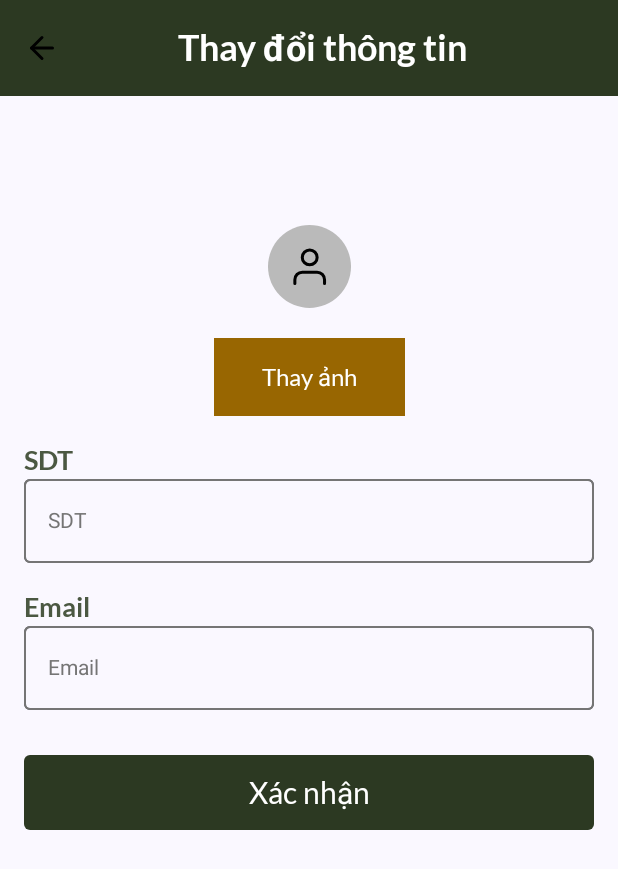
After one commit to thinh-anddev/booking-hotel, an Android app built with Jetpack Compose: the composable ChangeInformationScreen shown on its own in the app's theme, on a phone screen of 412 x 824 dp. The commit adds this screen. Shown: the top 869 px of the screen. Run offline under Robolectric (Android 15) with nearby library versions, the phone set to English and light mode, and no system bars; our stand-ins replace Dagger/Hilt's generated code, livedata-compose; pictures from the network do not load.

Commit message:
implement account func

```diff
--- a/app/src/main/java/com/example/booking_hotel/domain/repository/UserRepository.kt
+++ b/app/src/main/java/com/example/booking_hotel/domain/repository/UserRepository.kt
@@ -1,7 +1,9 @@
 package com.example.booking_hotel.domain.repository
 
+import com.example.booking_hotel.data.remote.dto.ChangePasswordRequest
 import com.example.booking_hotel.data.remote.dto.GetUserResponse
 import com.example.booking_hotel.data.remote.dto.LoginResponse
+import com.example.booking_hotel.data.remote.dto.UpdateUserRequest
 import com.example.booking_hotel.domain.model.User
 
 interface UserRepository {
@@ -14,4 +16,12 @@ interface UserRepository {
     suspend fun getUserById(
         id: Long
     ): GetUserResponse?
+    suspend fun updateUser(
+        id: Long,
+        updateUserRequest: UpdateUserRequest
+    ): String
+    suspend fun changePassword(
+        id: Long,
+        changePasswordRequest: ChangePasswordRequest
+    ): String
 }
--- a/app/src/main/java/com/example/booking_hotel/helper/Constant.kt
+++ b/app/src/main/java/com/example/booking_hotel/helper/Constant.kt
@@ -2,7 +2,7 @@ package com.example.booking_hotel.helper
 
 object Constant {
     //emulator (check ipconfig)
-    const val BASE_URL = "http://192.168.5.172:8081/"
+    const val BASE_URL = "http://192.168.1.4:8081/"
     const val PROPERTY = "PROPERTY"
 
     //search hotel
@@ -19,4 +19,6 @@ object Constant {
     const val LOGIN = "login"
     //get user
     const val GET_USER = "getUser"
+    const val UPDATE_USER = "updateUser"
+    const val CHANGE_PASSWORD = "changePassword"
 }
--- a/app/src/main/java/com/example/booking_hotel/helper/SharedPreferencesHelper.kt
+++ b/app/src/main/java/com/example/booking_hotel/helper/SharedPreferencesHelper.kt
@@ -29,6 +29,8 @@ class SharedPreferencesHelper @Inject constructor(
     }
     @SuppressLint("CommitPrefEdits")
     fun logout() {
-        sharedPreferences.edit().putBoolean(KEY_IS_LOGGED_IN, false)
+        sharedPreferences.edit()
+            .putBoolean(KEY_IS_LOGGED_IN, false)
+            .putLong(USER_ID, 1L).apply()
     }
 }
--- /dev/null
+++ b/app/src/main/java/com/example/booking_hotel/presentation/account/change_information/ChangeInformationScreen.kt
@@ -0,0 +1,214 @@
+package com.example.booking_hotel.presentation.account.change_information
+
+import android.annotation.SuppressLint
+import android.net.Uri
+import android.util.Log
+import androidx.activity.compose.rememberLauncherForActivityResult
+import androidx.activity.result.contract.ActivityResultContracts
+import androidx.compose.foundation.Image
+import androidx.compose.foundation.background
+import androidx.compose.foundation.clickable
+import androidx.compose.foundation.layout.Arrangement
+import androidx.compose.foundation.layout.Box
+import androidx.compose.foundation.layout.Column
+import androidx.compose.foundation.layout.Spacer
+import androidx.compose.foundation.layout.fillMaxHeight
+import androidx.compose.foundation.layout.fillMaxSize
+import androidx.compose.foundation.layout.fillMaxWidth
+import androidx.compose.foundation.layout.height
+import androidx.compose.foundation.layout.padding
+import androidx.compose.foundation.layout.size
+import androidx.compose.foundation.shape.RoundedCornerShape
+import androidx.compose.material3.ExperimentalMaterial3Api
+import androidx.compose.material3.IconButton
+import androidx.compose.material3.Scaffold
+import androidx.compose.material3.Text
+import androidx.compose.material3.TextButton
+import androidx.compose.material3.TopAppBar
+import androidx.compose.material3.TopAppBarDefaults
+import androidx.compose.runtime.Composable
+import androidx.compose.runtime.getValue
+import androidx.compose.runtime.livedata.observeAsState
+import androidx.compose.ui.Alignment
+import androidx.compose.ui.Modifier
+import androidx.compose.ui.draw.clip
+import androidx.compose.ui.graphics.Color
+import androidx.compose.ui.res.painterResource
+import androidx.compose.ui.text.TextStyle
+import androidx.compose.ui.text.font.Font
+import androidx.compose.ui.text.font.FontFamily
+import androidx.compose.ui.tooling.preview.Preview
+import androidx.compose.ui.unit.dp
+import androidx.compose.ui.unit.sp
+import androidx.hilt.navigation.compose.hiltViewModel
+import androidx.navigation.NavController
+import androidx.navigation.compose.rememberNavController
+import coil.compose.rememberAsyncImagePainter
+import com.example.booking_hotel.R
+import com.example.booking_hotel.presentation.account.AccountViewModel
+import com.example.booking_hotel.presentation.account.component.ButtonChangeImage
+import com.example.booking_hotel.presentation.register.components.InputText
+import com.example.booking_hotel.ui.theme.Color_4B5842
+import com.example.booking_hotel.ui.theme.TextColor
+
+@SuppressLint("UnusedMaterial3ScaffoldPaddingParameter")
+@OptIn(ExperimentalMaterial3Api::class)
+@Composable
+fun ChangeInformationScreen(
+    navController: NavController,
+    viewModel: AccountViewModel = hiltViewModel(),
+    modifier: Modifier = Modifier
+) {
+    val avatar by viewModel.avatar.observeAsState()
+    val contact by viewModel.contact.observeAsState()
+    val email by viewModel.email.observeAsState()
+    val imagePickerLauncher = rememberLauncherForActivityResult(
+        contract = ActivityResultContracts.GetContent()
+    ) { uri: Uri? ->
+        Log.d("zzzzz", uri.toString())
+        Log.d("zzzzz", avatar.toString())
+        viewModel.onImageUriSelected(uri!!)
+    }
+    Scaffold(
+        modifier = modifier
+            .fillMaxSize()
+            .background(Color.White),
+        topBar = {
+            TopAppBar(
+                title = {
+                    Box(
+                        modifier = Modifier.fillMaxWidth(),
+                        contentAlignment = Alignment.Center
+                    ) {
+                        Text(
+                            text = "Thay đổi thông tin",
+                            style = TextStyle(
+                                color = Color.White,
+                                fontFamily = FontFamily(Font(R.font.lato_bold)),
+                                fontSize = 24.sp
+                            ),
+                            modifier = Modifier.padding(end = 30.dp)
+                        )
+                    }
+                },
+                navigationIcon = {
+                    IconButton(onClick = { navController.popBackStack() }) {
+                        Image(painterResource(id = R.drawable.ic_back_1), contentDescription = null)
+                    }
+                },
+                colors = TopAppBarDefaults.topAppBarColors(containerColor = TextColor)
+            )
+        }
+    ) {
+        Column(
+            modifier = Modifier
+        ) {
+            Column(
+                modifier = Modifier
+                    .padding(horizontal = 16.dp)
+                    .padding(top = 150.dp)
+                    .padding(bottom = 20.dp),
+                horizontalAlignment = Alignment.CenterHorizontally,
+                verticalArrangement = Arrangement.SpaceBetween
+            ) {
+                Column(
+                    modifier = Modifier.fillMaxWidth(),
+                    horizontalAlignment = Alignment.Start,
+                    verticalArrangement = Arrangement.Center
+                ) {
+                    avatar?.let {
+                        Column(
+                            modifier = Modifier
+                                .fillMaxWidth(),
+                            horizontalAlignment = Alignment.CenterHorizontally
+                        ) {
+                            Box(
+                                modifier = Modifier.size(55.dp),
+                                contentAlignment = Alignment.Center
+                            ) {
+                                Log.d("avaaaaaa", avatar.toString())
+                                if (it != "") {
+                                    Image(
+                                        painter = rememberAsyncImagePainter(it),
+                                        contentDescription = null
+                                    )
+                                } else {
+                                    Image(
+                                        painter = painterResource(id = R.drawable.ic_profile),
+                                        contentDescription = null
+                                    )
+                                }
+                            }
+                            Spacer(modifier = Modifier.height(20.dp))
+                            ButtonChangeImage(text = "Thay ảnh", onClick = {
+                                imagePickerLauncher.launch("image/*")
+                            })
+                        }
+                    }
+                    Spacer(modifier = Modifier.height(18.dp))
+                    Text(
+                        text = "SDT", style = TextStyle(
+                            color = Color_4B5842,
+                            fontFamily = FontFamily(Font(R.font.lato_bold)),
+                            fontSize = 18.sp
+                        )
+                    )
+                    Spacer(modifier = Modifier.height(2.dp))
+                    InputText(
+                        text = contact!!,
+                        onValueChange = { viewModel.onContactChange(it) },
+                        placeHolder = "SDT",
+                        isPassword = false,
+                        hasError = false
+                    )
+                    Spacer(modifier = Modifier.height(18.dp))
+                    Text(
+                        text = "Email", style = TextStyle(
+                            color = Color_4B5842,
+                            fontFamily = FontFamily(Font(R.font.lato_bold)),
+                            fontSize = 18.sp
+                        )
+                    )
+                    Spacer(modifier = Modifier.height(2.dp))
+                    InputText(
+                        text = email!!,
+                        onValueChange = { viewModel.onEmailChange(it) },
+                        placeHolder = "Email",
+                        isPassword = false,
+                        hasError = false
+                    )
+                }
+                Spacer(modifier = Modifier.height(30.dp))
+                Box(
+                    modifier = Modifier
+                        .fillMaxWidth()
+                        .height(50.dp)
+                        .clip(RoundedCornerShape(4.dp))
+                        .background(TextColor)
+                        .clickable {
+                            viewModel.updateUser(navController)
+                        },
+                    contentAlignment = Alignment.Center
+                ) {
+                    Text(
+                        text = "Xác nhận",
+                        style = TextStyle(
+                            fontSize = 20.sp,
+                            fontFamily = FontFamily(Font(R.font.lato_regular)),
+                            color = Color.White
+                        )
+                    )
+                }
+            }
+        }
+    }
+}
+
+@Preview(showBackground = true)
+@Composable
+fun ChangeInformationScreenPreview(
+
+) {
+    val navController = rememberNavController()
+    ChangeInformationScreen(navController = navController)
+}
--- a/app/src/main/java/com/example/booking_hotel/presentation/account/component/AccounItem.kt
+++ b/app/src/main/java/com/example/booking_hotel/presentation/account/component/AccounItem.kt
@@ -2,9 +2,11 @@ package com.example.booking_hotel.presentation.account.component
 
 import android.widget.ImageView
 import androidx.compose.foundation.Image
+import androidx.compose.foundation.background
 import androidx.compose.foundation.border
 import androidx.compose.foundation.clickable
 import androidx.compose.foundation.layout.Arrangement
+import androidx.compose.foundation.layout.Column
 import androidx.compose.foundation.layout.Row
 import androidx.compose.foundation.layout.fillMaxWidth
 import androidx.compose.foundation.layout.height
@@ -26,6 +28,7 @@ import androidx.compose.ui.viewinterop.AndroidView
 import com.bumptech.glide.Glide
 import com.bumptech.glide.request.RequestOptions
 import com.example.booking_hotel.R
+import com.example.booking_hotel.ui.theme.Color_986601
 import com.example.booking_hotel.ui.theme.Grey_1
 
 @Composable
@@ -72,3 +75,29 @@ fun GlideImage(
         }
     )
 }
+
+@Composable
+fun ButtonChangeImage(
+    modifier: Modifier = Modifier,
+    text: String,
+    onClick: () -> Unit
+) {
+    Column(
+        modifier = modifier
+            .background(Color_986601)
+            .clip(RoundedCornerShape(4.dp))
+            .clickable { onClick.invoke() },
+        horizontalAlignment = Alignment.CenterHorizontally,
+        verticalArrangement = Arrangement.Center
+    ) {
+        Text(
+            text = text, style = TextStyle(
+                color = Color.White,
+                fontFamily = FontFamily(Font(R.font.lato_regular)),
+                fontSize = 16.sp
+            ), modifier = Modifier
+                .padding(horizontal = 32.dp)
+                .padding(vertical = 16.dp)
+        )
+    }
+}
--- a/app/src/main/java/com/example/booking_hotel/presentation/intro/IntroViewModel.kt
+++ b/app/src/main/java/com/example/booking_hotel/presentation/intro/IntroViewModel.kt
@@ -1,5 +1,6 @@
 package com.example.booking_hotel.presentation.intro
 
+import android.util.Log
 import androidx.lifecycle.LiveData
 import androidx.lifecycle.MutableLiveData
 import androidx.lifecycle.ViewModel
--- a/app/src/main/java/com/example/booking_hotel/presentation/navgraph/Route.kt
+++ b/app/src/main/java/com/example/booking_hotel/presentation/navgraph/Route.kt
@@ -12,6 +12,8 @@ sealed class Route(
     data object OrderScreen : Route("OrderScreen")
     data object AccountScreen : Route("AccountScreen")
     data object NavigatorScreen : Route("NavigatorScreen")
+    data object ChangeInformationScreen : Route("ChangeInformationScreen")
+    data object ChangePasswordScreen : Route("ChangePasswordScreen")
     data object ConfirmOrderScreen : Route("ConfirmOrderScreen/{checkInDate}/{checkOutDate}/{numberNight}/{price}") {
         fun passData(
             checkInDate: String,
--- /dev/null
+++ b/app/src/main/res/drawable/ic_profile.xml
@@ -0,0 +1,21 @@
+<vector xmlns:android="http://schemas.android.com/apk/res/android"
+    android:width="98dp"
+    android:height="98dp"
+    android:viewportWidth="98"
+    android:viewportHeight="98">
+    <path
+        android:fillColor="#FFBABABA"
+        android:pathData="M49 0A49 49 0 1 0 49 98 49 49 0 1 0 49 0z"/>
+    <path
+        android:strokeColor="#FF000000"
+        android:strokeWidth="3.59"
+        android:strokeLineCap="round"
+        android:strokeLineJoin="round"
+        android:pathData="M66.76 68.95v-4.38c0-2.33-0.92-4.55-2.57-6.2-1.64-1.64-3.87-2.57-6.2-2.57H40.48c-2.33 0-4.56 0.93-6.2 2.57-1.64 1.65-2.57 3.87-2.57 6.2v4.38"/>
+    <path
+        android:strokeColor="#FF000000"
+        android:strokeWidth="3.59"
+        android:strokeLineCap="round"
+        android:strokeLineJoin="round"
+        android:pathData="M49.23 47.04c4.84 0 8.77-3.92 8.77-8.76s-3.93-8.77-8.77-8.77-8.76 3.93-8.76 8.77 3.92 8.76 8.76 8.76Z"/>
+</vector>
```
Also changed, not shown: app/src/main/java/com/example/booking_hotel/data/remote/UserAPI.kt (+14 -0 lines), app/src/main/java/com/example/booking_hotel/data/remote/dto/ChangePasswordRequest.kt (added, +7 -0 lines), app/src/main/java/com/example/booking_hotel/data/remote/dto/UpdateUserRequest.kt (added, +7 -0 lines), app/src/main/java/com/example/booking_hotel/data/repository/UserRepositoryImpl.kt (+21 -0 lines), app/src/main/java/com/example/booking_hotel/presentation/account/AccountScreen.kt (+27 -10 lines), app/src/main/java/com/example/booking_hotel/presentation/account/AccountViewModel.kt (+80 -0 lines), app/src/main/java/com/example/booking_hotel/presentation/account/change_password/ChangePasswordScreen.kt (added, +188 -0 lines), app/src/main/java/com/example/booking_hotel/presentation/navigator/NavigatorScreen.kt (+31 -1 lines).
